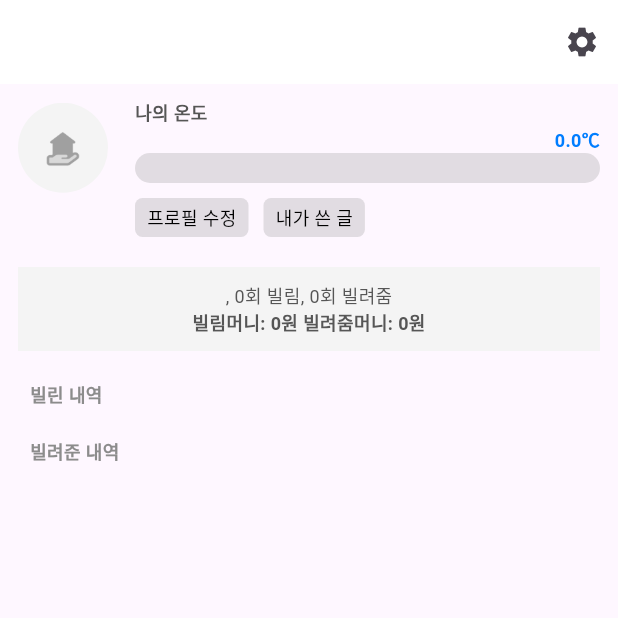
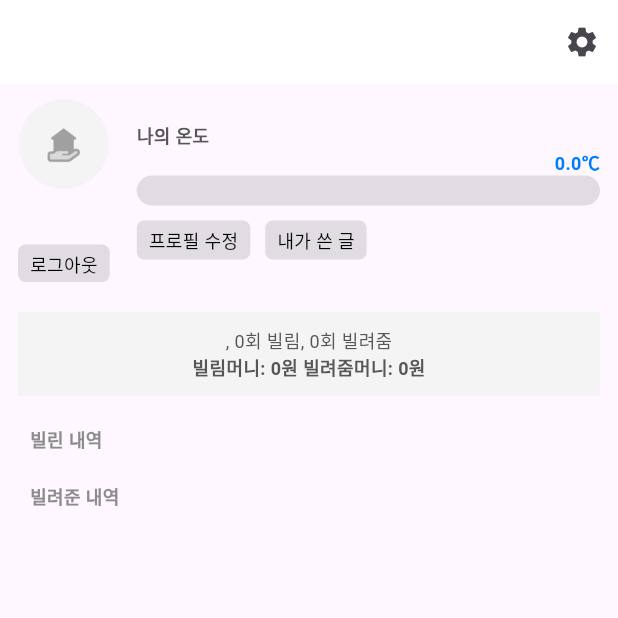
Before and after one commit to billimiut/billimiut_app, a Flutter app: the MyPage screen opened directly, on a phone screen of 412 x 824 dp, the top half of it. Run offline on Flutter 3.47's test engine with Material 3 defaults, Android fonts, the phone set to English and light mode, and no system bars; our stand-ins replace cloud_firestore, firebase_core, flutter_datetime_picker_plus, flutter_dotenv, flutter_secure_storage, flutter_svg and 6 more; accounts and stored records are empty.

Commit message:
feat: 로그아웃 버튼 구현

```diff
--- a/lib/widgets/profile_card.dart
+++ b/lib/widgets/profile_card.dart
@@ -1,7 +1,9 @@
 import 'dart:convert';
 
+import 'package:billimiut_app/screens/login_screen.dart';
 import 'package:billimiut_app/screens/my_posts_screen.dart';
 import 'package:flutter/material.dart';
+import 'package:flutter_secure_storage/flutter_secure_storage.dart';
 
 class ProfileCard extends StatelessWidget {
   final String imageUrl;
@@ -35,6 +37,11 @@ class ProfileCard extends StatelessWidget {
       }
     }
     return const AssetImage('assets/no_image.png');
+  }
+
+  Future<void> deleteToken(String token) async {
+    const FlutterSecureStorage secureStorage = FlutterSecureStorage();
+    await secureStorage.delete(key: token);
   }
 
   @override
@@ -72,6 +79,39 @@ class ProfileCard extends StatelessWidget {
                       color: Color(0xFF565656),
                     ),
                   ),
+                  const SizedBox(
+                    height: 10,
+                  ),
+                  GestureDetector(
+                    onTap: () {
+                      deleteToken('login_token');
+                      Navigator.push(
+                        context,
+                        MaterialPageRoute(
+                          builder: (context) =>
+                              const LoginScreen(), // MyPostsScreen으로 이동
+                        ),
+                      );
+                    },
+                    child: Container(
+                      padding: const EdgeInsets.symmetric(
+                        horizontal: 8,
+                        vertical: 4,
+                      ),
+                      decoration: BoxDecoration(
+                        color: Colors.grey.withOpacity(0.3),
+                        borderRadius: BorderRadius.circular(5.0),
+                      ),
+                      child: const Text(
+                        "로그아웃",
+                        style: TextStyle(
+                          fontSize: 12,
+                          fontWeight: FontWeight.w400,
+                          color: Colors.black,
+                        ),
+                      ),
+                    ),
+                  ),
                 ],
               ),
               const SizedBox(
@@ -82,7 +122,7 @@ class ProfileCard extends StatelessWidget {
                   padding: EdgeInsets.zero,
                   child: Column(
                     crossAxisAlignment: CrossAxisAlignment.start,
-                    mainAxisAlignment: MainAxisAlignment.spaceEvenly,
+                    mainAxisAlignment: MainAxisAlignment.spaceBetween,
                     children: [
                       const Text(
                         "나의 온도",
```
